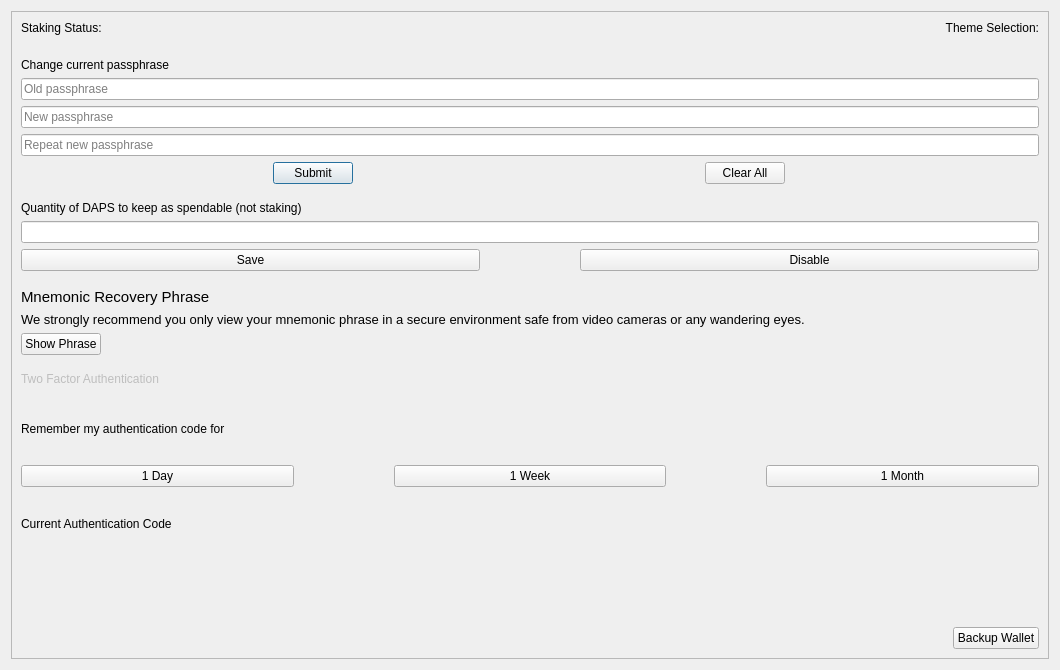
Above: src/qt/forms/optionspage.ui from TheArcadiaGroup/DAPS before the change. Below: the same form after it.
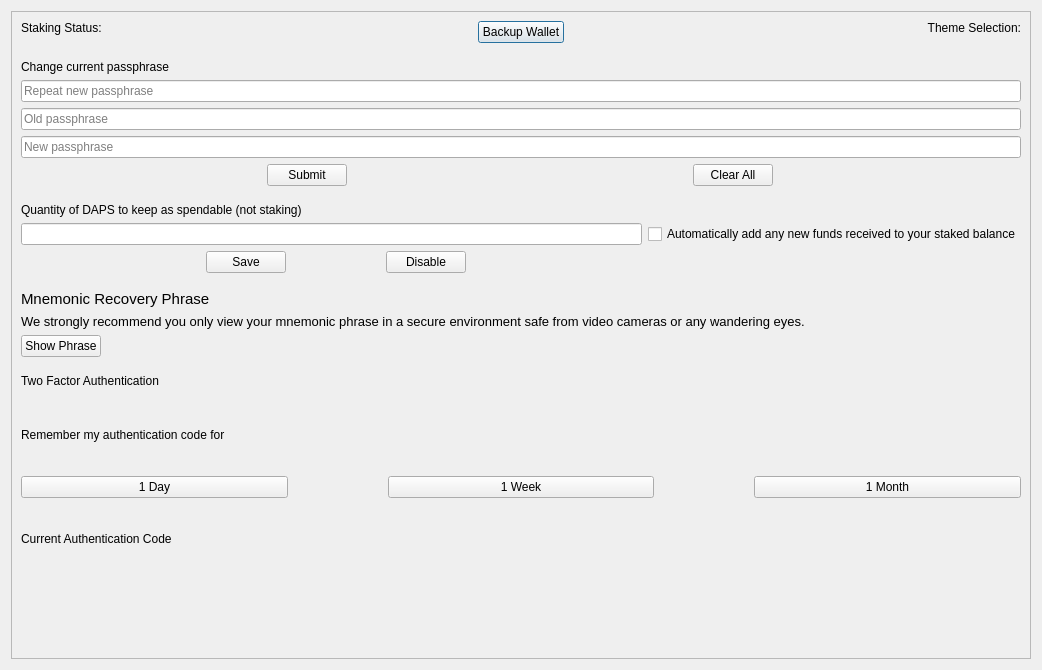
That is the form after the change. Custom widgets are drawn as their Qt base class.

Commit message:
Add "Automically add any new funds to received to your staked balance" checkbox
- Also reworked the optionspage.ui to properly use layouts

Diff of the .ui file:
```diff
--- a/src/qt/forms/optionspage.ui
+++ b/src/qt/forms/optionspage.ui
@@ -6,7 +6,7 @@
    <rect>
     <x>0</x>
     <y>0</y>
-    <width>1060</width>
+    <width>1042</width>
     <height>670</height>
    </rect>
   </property>
@@ -33,7 +33,7 @@
        <rect>
         <x>0</x>
         <y>0</y>
-        <width>1040</width>
+        <width>1022</width>
         <height>650</height>
        </rect>
       </property>
@@ -89,7 +89,30 @@
           </layout>
          </item>
          <item>
-          <layout class="QVBoxLayout" name="verticalLayout_7">
+          <layout class="QVBoxLayout" name="backupWalletLayout">
+           <item alignment="Qt::AlignHCenter">
+            <widget class="QPushButton" name="pushButtonBackup">
+             <property name="sizePolicy">
+              <sizepolicy hsizetype="Maximum" vsizetype="Fixed">
+               <horstretch>0</horstretch>
+               <verstretch>0</verstretch>
+              </sizepolicy>
+             </property>
+             <property name="toolTip">
+              <string>Backup wallet to BackupWallet.dat in current directory</string>
+             </property>
+             <property name="layoutDirection">
+              <enum>Qt::RightToLeft</enum>
+             </property>
+             <property name="text">
+              <string>Backup Wallet</string>
+             </property>
+            </widget>
+           </item>
+          </layout>
+         </item>
+         <item>
+          <layout class="QVBoxLayout" name="themeLayout">
            <property name="leftMargin">
             <number>0</number>
            </property>
@@ -161,6 +184,8 @@
         </widget>
        </item>
        <item>
+        <layout class="QVBoxLayout" name="changePassphraseLayout">
+         <item>
         <widget class="QLabel" name="labelPassword">
          <property name="sizePolicy">
           <sizepolicy hsizetype="Preferred" vsizetype="Maximum">
@@ -173,6 +198,16 @@
          </property>
         </widget>
        </item>
+         <item>
+          <widget class="QLineEdit" name="lineEditNewPassRepeat">
+           <property name="echoMode">
+            <enum>QLineEdit::Password</enum>
+           </property>
+           <property name="placeholderText">
+            <string>Repeat new passphrase</string>
+           </property>
+          </widget>
+         </item>
        <item>
         <widget class="QLineEdit" name="lineEditOldPass">
          <property name="echoMode">
@@ -193,16 +228,6 @@
          </property>
         </widget>
        </item>
-       <item>
-        <widget class="QLineEdit" name="lineEditNewPassRepeat">
-         <property name="echoMode">
-          <enum>QLineEdit::Password</enum>
-         </property>
-         <property name="placeholderText">
-          <string>Repeat new passphrase</string>
-         </property>
-        </widget>
-       </item>
        <item>
         <layout class="QHBoxLayout" name="horizontalLayout_5">
          <property name="spacing">
@@ -239,6 +264,8 @@
          </item>
         </layout>
        </item>
+        </layout>
+       </item>
        <item>
         <widget class="QLabel" name="line_2">
          <property name="minimumSize">
@@ -262,6 +289,11 @@
         </widget>
        </item>
        <item>
+        <layout class="QVBoxLayout" name="reserveLayout">
+         <property name="sizeConstraint">
+          <enum>QLayout::SetDefaultConstraint</enum>
+         </property>
+         <item>
         <widget class="QLabel" name="label_2">
          <property name="sizePolicy">
           <sizepolicy hsizetype="Preferred" vsizetype="Maximum">
@@ -275,9 +307,23 @@
         </widget>
        </item>
        <item>
+          <layout class="QHBoxLayout" name="horizontalLayout_6">
+           <item>
         <widget class="QLineEdit" name="lineEditWithhold"/>
        </item>
        <item>
+            <widget class="QCheckBox" name="addNewFunds">
+             <property name="toolTip">
+              <string>This may incur a small transaction consolidation fee each time you re-enable staking or restart the keychain wallet.</string>
+             </property>
+             <property name="text">
+              <string>Automatically add any new funds received to your staked balance</string>
+             </property>
+            </widget>
+           </item>
+          </layout>
+         </item>
+         <item>
         <layout class="QHBoxLayout" name="horizontalLayout_4">
          <property name="spacing">
           <number>100</number>
@@ -285,11 +331,30 @@
          <property name="leftMargin">
           <number>0</number>
          </property>
+           <item>
+            <spacer name="horizontalSpacer_3">
+             <property name="orientation">
+              <enum>Qt::Horizontal</enum>
+             </property>
+             <property name="sizeHint" stdset="0">
+              <size>
+               <width>40</width>
+               <height>20</height>
+              </size>
+             </property>
+            </spacer>
+           </item>
          <item>
           <widget class="QPushButton" name="pushButtonSave">
            <property name="enabled">
             <bool>true</bool>
            </property>
+             <property name="sizePolicy">
+              <sizepolicy hsizetype="Maximum" vsizetype="Maximum">
+               <horstretch>0</horstretch>
+               <verstretch>0</verstretch>
+              </sizepolicy>
+             </property>
            <property name="text">
             <string>Save</string>
            </property>
@@ -302,6 +367,47 @@
            </property>
           </widget>
          </item>
+           <item>
+            <spacer name="horizontalSpacer_4">
+             <property name="orientation">
+              <enum>Qt::Horizontal</enum>
+             </property>
+             <property name="sizeHint" stdset="0">
+              <size>
+               <width>40</width>
+               <height>20</height>
+              </size>
+             </property>
+            </spacer>
+           </item>
+           <item>
+            <spacer name="horizontalSpacer">
+             <property name="orientation">
+              <enum>Qt::Horizontal</enum>
+             </property>
+             <property name="sizeHint" stdset="0">
+              <size>
+               <width>40</width>
+               <height>20</height>
+              </size>
+             </property>
+            </spacer>
+           </item>
+           <item>
+            <spacer name="horizontalSpacer_2">
+             <property name="orientation">
+              <enum>Qt::Horizontal</enum>
+             </property>
+             <property name="sizeHint" stdset="0">
+              <size>
+               <width>40</width>
+               <height>20</height>
+              </size>
+             </property>
+            </spacer>
+           </item>
+          </layout>
+         </item>
         </layout>
        </item>
        <item>
@@ -335,6 +441,8 @@
         </widget>
        </item>
        <item>
+        <layout class="QVBoxLayout" name="verticalLayout_3">
+         <item>
         <widget class="QLabel" name="labelMneumonicRecovery">
          <property name="enabled">
           <bool>true</bool>
@@ -398,6 +506,8 @@
          </property>
         </widget>
        </item>
+        </layout>
+       </item>
        <item>
         <widget class="QLabel" name="line_4">
          <property name="enabled">
@@ -418,9 +528,11 @@
         </widget>
        </item>
        <item>
+        <layout class="QVBoxLayout" name="twoFALayout">
+         <item>
         <widget class="QLabel" name="label">
          <property name="enabled">
-          <bool>false</bool>
+            <bool>true</bool>
          </property>
          <property name="sizePolicy">
           <sizepolicy hsizetype="Maximum" vsizetype="Maximum">
@@ -501,7 +613,7 @@
         </widget>
        </item>
        <item>
-        <layout class="QHBoxLayout" name="horizontalLayout_2" stretch="1,1,1,1,1,1,20">
+          <layout class="QHBoxLayout" name="horizontalLayout_2" stretch="1,1,1,1,1,1">
          <item>
           <widget class="QLabel" name="code_1">
            <property name="text">
@@ -562,33 +674,9 @@
            </property>
           </widget>
          </item>
-         <item>
-          <widget class="QLabel" name="label_5">
-           <property name="text">
-            <string/>
-           </property>
-          </widget>
-         </item>
-        </layout>
-       </item>
-       <item>
-        <widget class="QPushButton" name="pushButtonBackup">
-         <property name="sizePolicy">
-          <sizepolicy hsizetype="Maximum" vsizetype="Fixed">
-           <horstretch>0</horstretch>
-           <verstretch>0</verstretch>
-          </sizepolicy>
-         </property>
-         <property name="toolTip">
-          <string>Backup wallet to BackupWallet.dat in current directory</string>
-         </property>
-         <property name="layoutDirection">
-          <enum>Qt::RightToLeft</enum>
-         </property>
-         <property name="text">
-          <string>Backup Wallet</string>
-         </property>
-        </widget>
+          </layout>
+         </item>
+        </layout>
        </item>
       </layout>
      </widget>
```
Left out of the diff: 8 changed lines with no effect on the pictures. Lines whose indentation alone changed are shown as unchanged. The commit also changes 4 other files.
